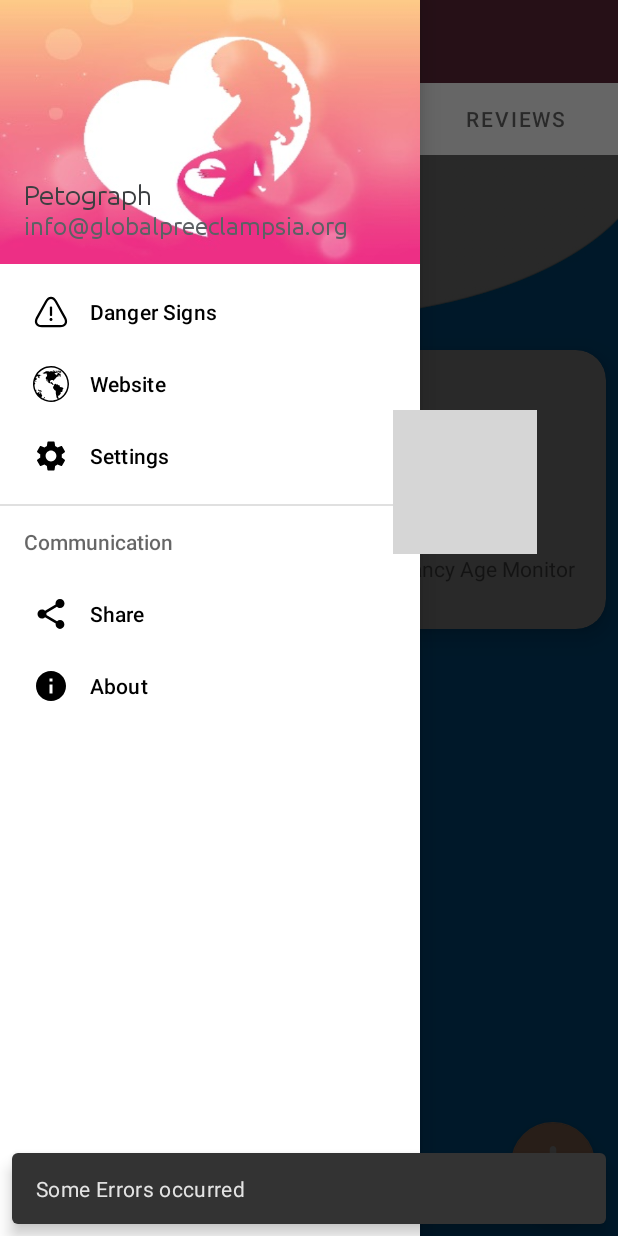
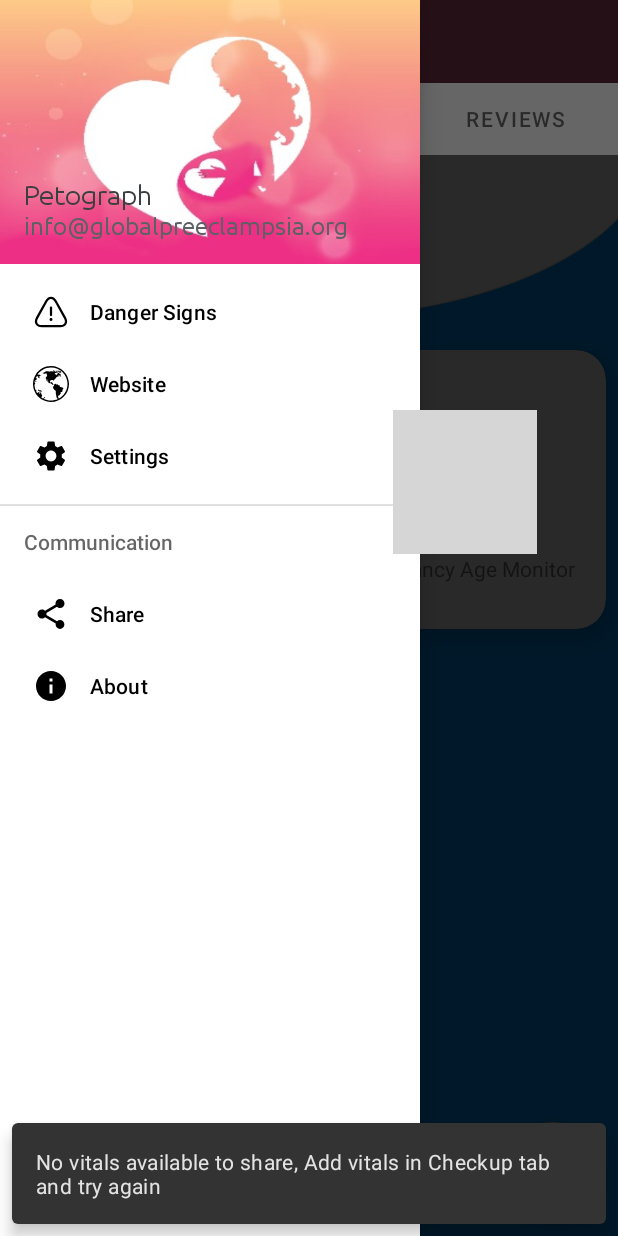
Before and after one commit to infinite-dev22/safemama_mobile_app, an Android app: the screen it shows after launch (MainActivity), after a tap on "Share", on a phone screen of 412 x 824 dp. Run offline under Robolectric (Android 15) with nearby library versions, the phone set to English and light mode, and no system bars; our stand-ins replace androidx.preference; 1 other tap on this screen came first; grey boxes are pictures that could not be loaded.

Commit message:
deleted:    .idea/.name 	modified:   app/src/main/java/org/infinite/mantra/AddCheckupRecordActivity.java 	modified:   app/src/main/java/org/infinite/mantra/MainActivity.java 	modified:   app/src/main/java/org/infinite/mantra/ui/charts/ChartsFragment.java 	modified:   app/src/main/res/layout/fragment_checkup.xml 	modified:   app/src/main/res/values/strings.xml 	modified:   app/src/main/res/xml/preference.xml

```diff
--- a/app/src/main/java/org/infinite/mantra/MainActivity.java
+++ b/app/src/main/java/org/infinite/mantra/MainActivity.java
@@ -2,6 +2,7 @@ package org.infinite.mantra;
 
 import android.content.Intent;
 import android.os.Bundle;
+import android.widget.Toast;
 
 import androidx.appcompat.app.ActionBarDrawerToggle;
 import androidx.appcompat.app.AppCompatActivity;
@@ -19,6 +20,7 @@ import org.infinite.mantra.database.dao.PetographDAO;
 import org.infinite.mantra.database.model.PetographModel;
 import org.infinite.mantra.services.ValueChangeListener;
 
+import java.time.Duration;
 import java.util.List;
 import java.util.Objects;
 
@@ -110,8 +112,7 @@ public class MainActivity extends AppCompatActivity {
             sendIntent.setType("text/plain");
             startActivity(Intent.createChooser(sendIntent, getString(R.string.share) + " " + getString(R.string.vital_signs)));
         } catch (Exception e) {
-            Snackbar.make(findViewById(R.id.view_pager), R.string.errors, 0).setAction(R.string.cancel, null).show();
-            System.out.println(e.getMessage());
+            Snackbar.make(findViewById(R.id.view_pager), R.string.no_data_error, Snackbar.LENGTH_LONG).setAction(R.string.cancel, null).show();
         }
     }
 }
--- a/app/src/main/java/org/infinite/mantra/ui/charts/ChartsFragment.java
+++ b/app/src/main/java/org/infinite/mantra/ui/charts/ChartsFragment.java
@@ -73,6 +73,7 @@ public class ChartsFragment extends Fragment {
         iLineDataSets.add(pulseDataSet);
 
         LineData lineData = new LineData(iLineDataSets);
+        lineChart.setNoDataText("Add vitals in check up screen to see graph data here");
         lineChart.setData(lineData);
         lineChart.invalidate();
 
--- a/app/src/main/res/layout/fragment_checkup.xml
+++ b/app/src/main/res/layout/fragment_checkup.xml
@@ -29,12 +29,12 @@
                 android:layout_width="wrap_content"
                 android:layout_height="wrap_content"
                 android:layout_margin="8dp"
+                android:foreground="?android:attr/selectableItemBackground"
                 app:cardCornerRadius="20dp"
                 app:cardElevation="8dp"
                 app:layout_column="0"
                 app:layout_columnWeight="1"
                 app:layout_gravity="fill"
-                android:foreground="?android:attr/selectableItemBackground"
                 app:layout_row="0"
                 app:layout_rowWeight="1">
 
@@ -49,8 +49,8 @@
                         android:layout_width="wrap_content"
                         android:layout_height="wrap_content"
                         android:layout_marginBottom="10dp"
-                        android:src="@mipmap/ic_bmi_png"
-                        android:contentDescription="@string/todo" />
+                        android:contentDescription="@string/todo"
+                        android:src="@mipmap/ic_bmi_png" />
 
                     <TextView
                         android:layout_width="wrap_content"
@@ -64,9 +64,9 @@
                 android:layout_width="wrap_content"
                 android:layout_height="wrap_content"
                 android:layout_margin="8dp"
+                android:foreground="?android:attr/selectableItemBackground"
                 app:cardCornerRadius="20dp"
                 app:cardElevation="8dp"
-                android:foreground="?android:attr/selectableItemBackground"
                 app:layout_column="1"
                 app:layout_columnWeight="1"
                 app:layout_gravity="fill"
@@ -84,8 +84,8 @@
                         android:layout_width="wrap_content"
                         android:layout_height="wrap_content"
                         android:layout_marginTop="10dp"
-                        android:src="@mipmap/ic_pregnancy_calender_png"
-                        android:contentDescription="@string/todo" />
+                        android:contentDescription="@string/todo"
+                        android:src="@mipmap/ic_pregnancy_calender_png" />
 
                     <TextView
                         android:layout_width="wrap_content"
@@ -99,8 +99,8 @@
                 android:layout_width="wrap_content"
                 android:layout_height="wrap_content"
                 android:layout_margin="8dp"
+                android:foreground="?android:attr/selectableItemBackground"
                 app:cardCornerRadius="20dp"
-                android:foreground="?android:attr/selectableItemBackground"
                 app:cardElevation="8dp"
                 app:layout_column="0"
                 app:layout_columnWeight="1"
@@ -119,8 +119,8 @@
                         android:layout_width="wrap_content"
                         android:layout_height="wrap_content"
                         android:layout_marginTop="10dp"
-                        android:src="@mipmap/ic_menstraual_calender_png"
-                        android:contentDescription="@string/todo" />
+                        android:contentDescription="@string/todo"
+                        android:src="@mipmap/ic_menstraual_calender_png" />
 
                     <TextView
                         android:layout_width="wrap_content"
@@ -162,6 +162,7 @@
             <!--            </androidx.cardview.widget.CardView>-->
         </androidx.gridlayout.widget.GridLayout>
     </LinearLayout>
+
     <com.google.android.material.floatingactionbutton.FloatingActionButton
         android:id="@+id/add_record_fab"
         android:layout_width="wrap_content"
--- a/app/src/main/res/values/strings.xml
+++ b/app/src/main/res/values/strings.xml
@@ -82,6 +82,7 @@
     <string name="error_invalid_email">This email address is invalid</string>
     <string name="error_invalid_password">This password is too short</string>
     <string name="errors">Some Errors occurred</string>
+    <string name="no_data_error">No vitals available to share, Add vitals in Checkup tab and try again</string>
     <string name="expect_on">Expect on</string>
     <string name="feb">February</string>
     <string name="fertility">Menstrual Calendar</string>
--- a/app/src/main/res/xml/preference.xml
+++ b/app/src/main/res/xml/preference.xml
@@ -7,32 +7,32 @@
 
         <SwitchPreferenceCompat
             android:defaultValue="false"
-            android:icon="@mipmap/ic_night_mode_png"
             android:key="night_mode"
-            android:title="@string/settings_night_mode" />
+            android:title="@string/settings_night_mode"
+            android:icon="@mipmap/ic_night_mode_png" />
         <SwitchPreferenceCompat
             android:defaultValue="false"
-            android:icon="@mipmap/ic_notification_png"
             android:key="notifications"
-            android:title="@string/settings_notifications" />
+            android:title="@string/settings_notifications"
+            android:icon="@mipmap/ic_notification_png" />
     </PreferenceCategory>
 
     <PreferenceCategory app:allowDividerBelow="true">
         <Preference
-            android:icon="@mipmap/ic_feed_back_png"
-            android:title="@string/settings_feed_back">
+            android:title="@string/settings_feed_back"
+            android:icon="@mipmap/ic_feed_back_png">
             <intent
                 android:action="android.intent.action.SENDTO"
                 android:data="mailto:info@globalpreecclampsia.org" />
         </Preference>
         <Preference
-            android:icon="@mipmap/ic_info_png"
-            android:title="@string/settings_about_us">
+            android:title="@string/settings_about_us"
+            android:icon="@mipmap/ic_info_png">
             <intent android:targetClass="org.infinite.mantra.AboutActivity" />
         </Preference>
         <Preference
-            android:icon="@mipmap/ic_faqs_png"
-            android:title="@string/settings_faqs">
+            android:title="@string/settings_faqs"
+            android:icon="@mipmap/ic_faqs_png">
             <intent
                 android:action="android.intent.action.WEB_SEARCH"
                 android:data="http://https://globalpreeclampsia.org/blog" />
@@ -40,8 +40,8 @@
     </PreferenceCategory>
     <PreferenceCategory>
         <Preference
-            android:icon="@mipmap/ic_exit_png"
+            android:key="exit"
             android:title="@string/settings_exit_app"
-            android:key="exit"/>
+            android:icon="@mipmap/ic_exit_png" />
     </PreferenceCategory>
 </PreferenceScreen>
```
Also changed, not shown: app/src/main/java/org/infinite/mantra/AddCheckupRecordActivity.java (+0 -13 lines). Lines whose indentation alone changed are shown as unchanged.
